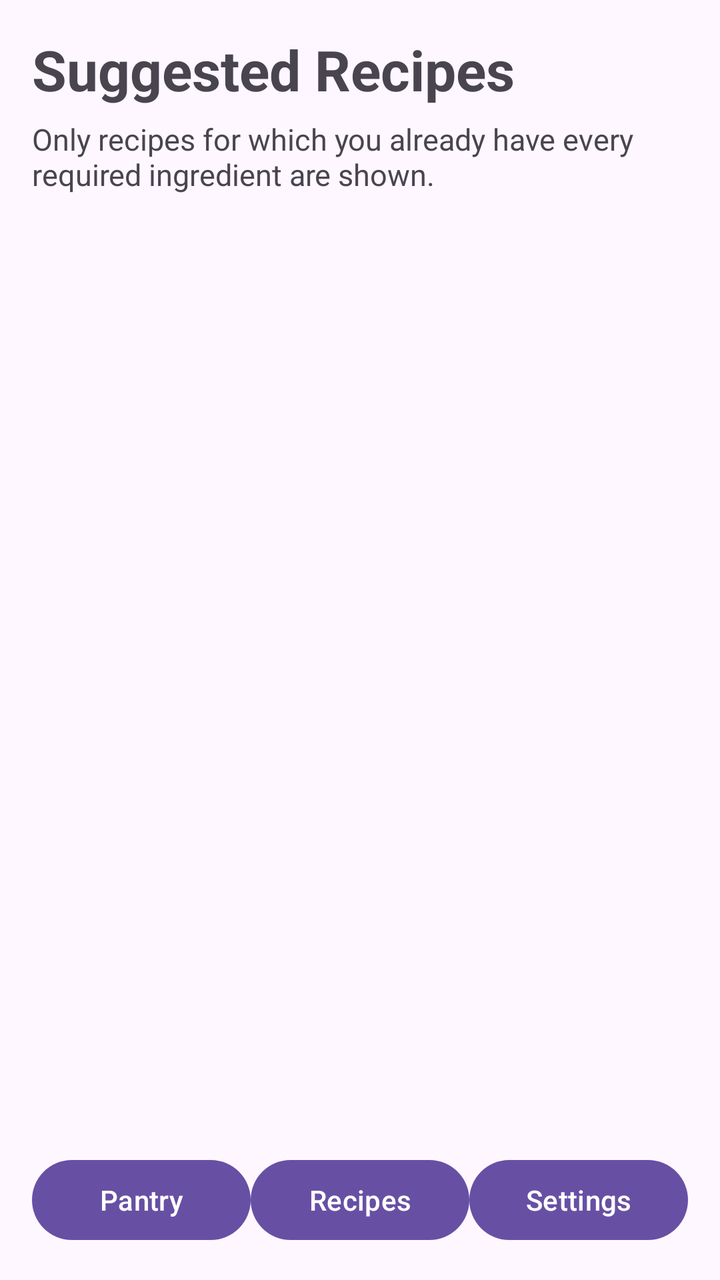
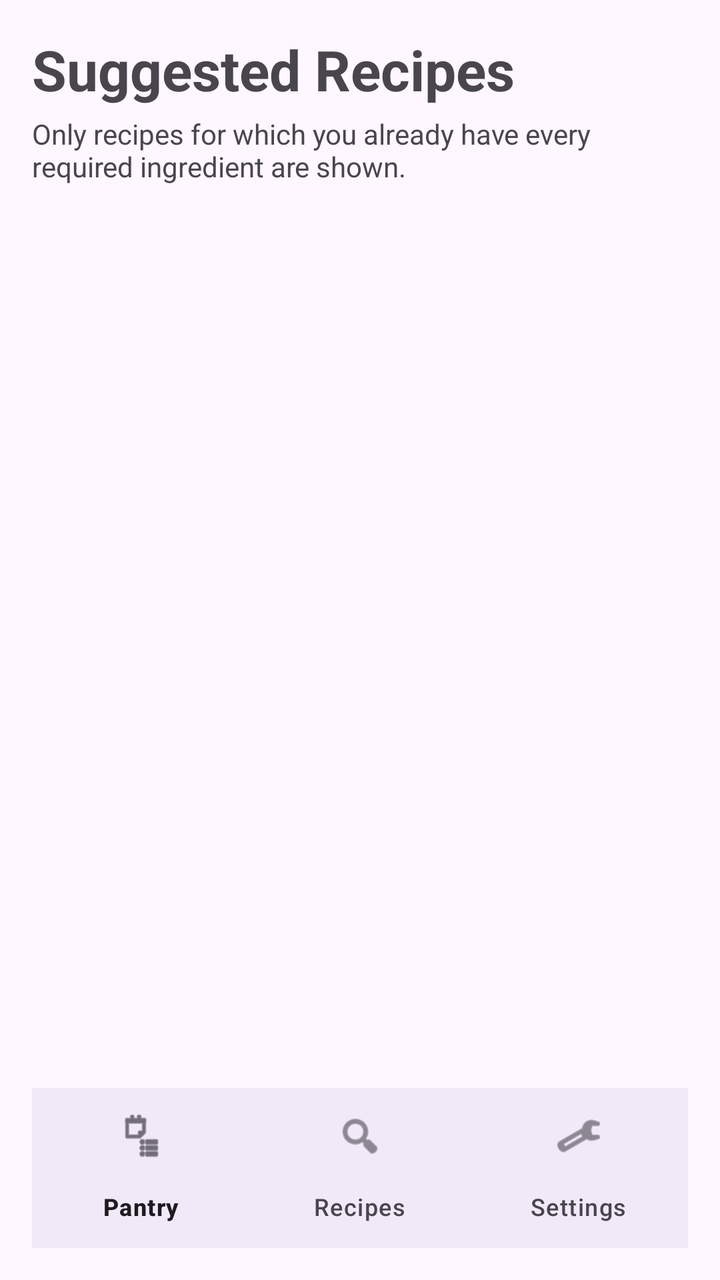

Screens rendered from an Android XML layout before and after an edit, with the pre-edit source and the edit as a unified diff.
<!-- AndroidManifest.xml: application theme Theme.SmartPantryManager -->
<!-- res/layout/activity_suggested_recipes.xml -->
<?xml version="1.0" encoding="utf-8"?>
<LinearLayout
    xmlns:android="http://schemas.android.com/apk/res/android"
    android:layout_width="match_parent"
    android:layout_height="match_parent"
    android:orientation="vertical"
    android:padding="16dp">

    <TextView
        android:layout_width="match_parent"
        android:layout_height="wrap_content"
        android:text="Suggested Recipes"
        android:textStyle="bold"
        android:textSize="28sp"/>

    <TextView
        android:layout_width="match_parent"
        android:layout_height="wrap_content"
        android:text="Only recipes for which you already have every required ingredient are shown."
        android:textSize="15sp"
        android:paddingTop="6dp"
        android:paddingBottom="10dp"/>

    <TextView
        android:id="@+id/tvNoRecipes"
        android:layout_width="match_parent"
        android:layout_height="wrap_content"
        android:text="No recipes match your pantry yet - add more ingredients."
        android:textSize="17sp"
        android:gravity="center"
        android:padding="24dp"
        android:visibility="gone"/>

    <androidx.recyclerview.widget.RecyclerView
        android:id="@+id/recyclerRecipes"
        android:layout_width="match_parent"
        android:layout_height="0dp"
        android:layout_weight="1"/>

    <LinearLayout
        android:layout_width="match_parent"
        android:layout_height="wrap_content"
        android:orientation="horizontal">

        <Button
            android:id="@+id/btnPantry"
            android:layout_width="0dp"
            android:layout_height="wrap_content"
            android:layout_weight="1"
            android:text="Pantry"/>

        <Button
            android:id="@+id/btnRecipes"
            android:layout_width="0dp"
            android:layout_height="wrap_content"
            android:layout_weight="1"
            android:text="Recipes"/>

        <Button
            android:id="@+id/btnSettings"
            android:layout_width="0dp"
            android:layout_height="wrap_content"
            android:layout_weight="1"
            android:text="Settings"/>

    </LinearLayout>

</LinearLayout>
<!-- resources referenced by this layout -->
<resources>
  <style name="Theme.SmartPantryManager" parent="Base.Theme.SmartPantryManager" />
  <style name="Base.Theme.SmartPantryManager" parent="Theme.Material3.DayNight.NoActionBar">
          
          
      </style>
</resources>

<!-- the commit's change to res/layout/activity_suggested_recipes.xml (unified diff, before → after) -->
@@ -1,26 +1,31 @@
 <?xml version="1.0" encoding="utf-8"?>
 <LinearLayout
     xmlns:android="http://schemas.android.com/apk/res/android"
+    xmlns:app="http://schemas.android.com/apk/res-auto"
     android:layout_width="match_parent"
     android:layout_height="match_parent"
     android:orientation="vertical"
     android:padding="16dp">
 
+    
     <TextView
+        android:id="@+id/tvSuggestedRecipesTitle"
         android:layout_width="match_parent"
         android:layout_height="wrap_content"
         android:text="Suggested Recipes"
+        android:textSize="28sp"
         android:textStyle="bold"
-        android:textSize="28sp"/>
+        android:layout_marginBottom="4dp" />
 
+    
     <TextView
         android:layout_width="match_parent"
         android:layout_height="wrap_content"
         android:text="Only recipes for which you already have every required ingredient are shown."
-        android:textSize="15sp"
-        android:paddingTop="6dp"
-        android:paddingBottom="10dp"/>
+        android:textSize="14sp"
+        android:layout_marginBottom="12dp" />
 
+    
     <TextView
         android:id="@+id/tvNoRecipes"
         android:layout_width="match_parent"
@@ -28,41 +33,25 @@
         android:text="No recipes match your pantry yet - add more ingredients."
         android:textSize="17sp"
         android:gravity="center"
-        android:padding="24dp"
-        android:visibility="gone"/>
+        android:padding="20dp"
+        android:visibility="gone" />
 
+    
     <androidx.recyclerview.widget.RecyclerView
         android:id="@+id/recyclerRecipes"
         android:layout_width="match_parent"
         android:layout_height="0dp"
-        android:layout_weight="1"/>
+        android:layout_weight="1"
+        android:clipToPadding="false"
+        android:paddingBottom="8dp" />
 
-    <LinearLayout
+    
+    <com.google.android.material.bottomnavigation.BottomNavigationView
+        android:id="@+id/bottomNavigation"
         android:layout_width="match_parent"
         android:layout_height="wrap_content"
-        android:orientation="horizontal">
-
-        <Button
-            android:id="@+id/btnPantry"
-            android:layout_width="0dp"
-            android:layout_height="wrap_content"
-            android:layout_weight="1"
-            android:text="Pantry"/>
-
-        <Button
-            android:id="@+id/btnRecipes"
-            android:layout_width="0dp"
-            android:layout_height="wrap_content"
-            android:layout_weight="1"
-            android:text="Recipes"/>
-
-        <Button
-            android:id="@+id/btnSettings"
-            android:layout_width="0dp"
-            android:layout_height="wrap_content"
-            android:layout_weight="1"
-            android:text="Settings"/>
-
-    </LinearLayout>
+        android:background="?android:attr/windowBackground"
+        app:labelVisibilityMode="labeled"
+        app:menu="@menu/bottom_navigation_menu" />
 
 </LinearLayout>
